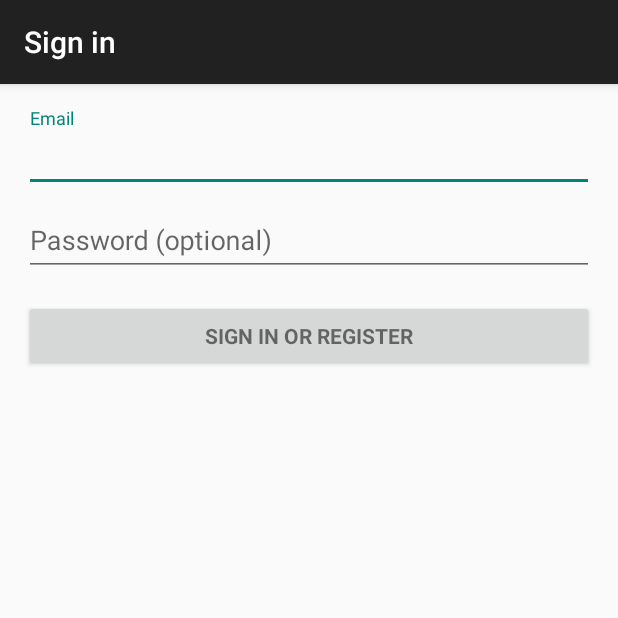
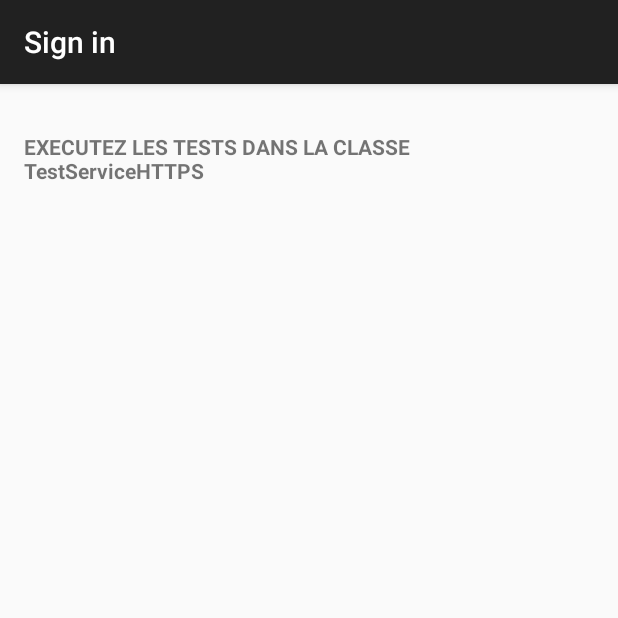
Before and after one commit to jorisdeguet/4205a5-Android, an Android app: the screen it shows after launch (SigninActivity), on a phone screen of 412 x 824 dp, the top half of it. Run offline under Robolectric (Android 15) with nearby library versions, the phone set to English and light mode, and no system bars.

Commit message:
Bug Fix and improvements

```diff
--- a/code/https/HttpsAndroid/app/src/main/res/layout/activity_signin.xml
+++ b/code/https/HttpsAndroid/app/src/main/res/layout/activity_signin.xml
@@ -30,46 +30,12 @@
             android:layout_height="wrap_content"
             android:orientation="vertical">
 
-            <android.support.design.widget.TextInputLayout
-                android:layout_width="match_parent"
-                android:layout_height="wrap_content">
-
-                <AutoCompleteTextView
-                    android:id="@+id/email"
-                    android:layout_width="match_parent"
-                    android:layout_height="wrap_content"
-                    android:hint="@string/prompt_email"
-                    android:inputType="textEmailAddress"
-                    android:maxLines="1"
-                    android:singleLine="true" />
-
-            </android.support.design.widget.TextInputLayout>
-
-            <android.support.design.widget.TextInputLayout
-                android:layout_width="match_parent"
-                android:layout_height="wrap_content">
-
-                <EditText
-                    android:id="@+id/password"
-                    android:layout_width="match_parent"
-                    android:layout_height="wrap_content"
-                    android:hint="@string/prompt_password"
-                    android:imeActionId="@+id/login"
-                    android:imeActionLabel="@string/action_sign_in_short"
-                    android:imeOptions="actionUnspecified"
-                    android:inputType="textPassword"
-                    android:maxLines="1"
-                    android:singleLine="true" />
-
-            </android.support.design.widget.TextInputLayout>
-
-            <Button
-                android:id="@+id/email_sign_in_button"
+            <TextView
                 style="?android:textAppearanceSmall"
                 android:layout_width="match_parent"
                 android:layout_height="wrap_content"
                 android:layout_marginTop="16dp"
-                android:text="@string/action_sign_in"
+                android:text="EXECUTEZ LES TESTS DANS LA CLASSE TestServiceHTTPS"
                 android:textStyle="bold" />
 
         </LinearLayout>
```
Also changed, not shown: code/https/HttpsAndroid/app/src/main/res/layout/activity_main.xml (deleted, +0 -54 lines), code/https/HttpsAndroid/app/src/main/res/layout/activity_track_baby.xml (deleted, +0 -116 lines), code/https/HttpsAndroid/app/src/main/res/layout/baby_list_item.xml (deleted, +0 -46 lines), code/https/HttpsAndroid/gradle/wrapper/gradle-wrapper.properties, 3 other files.
